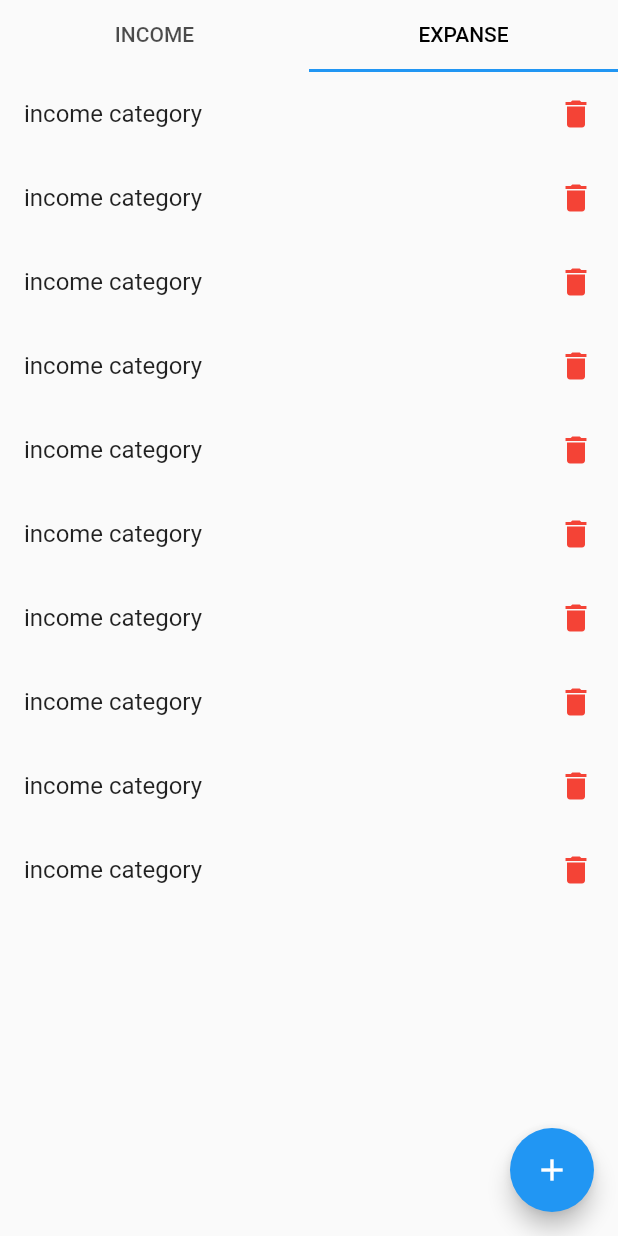
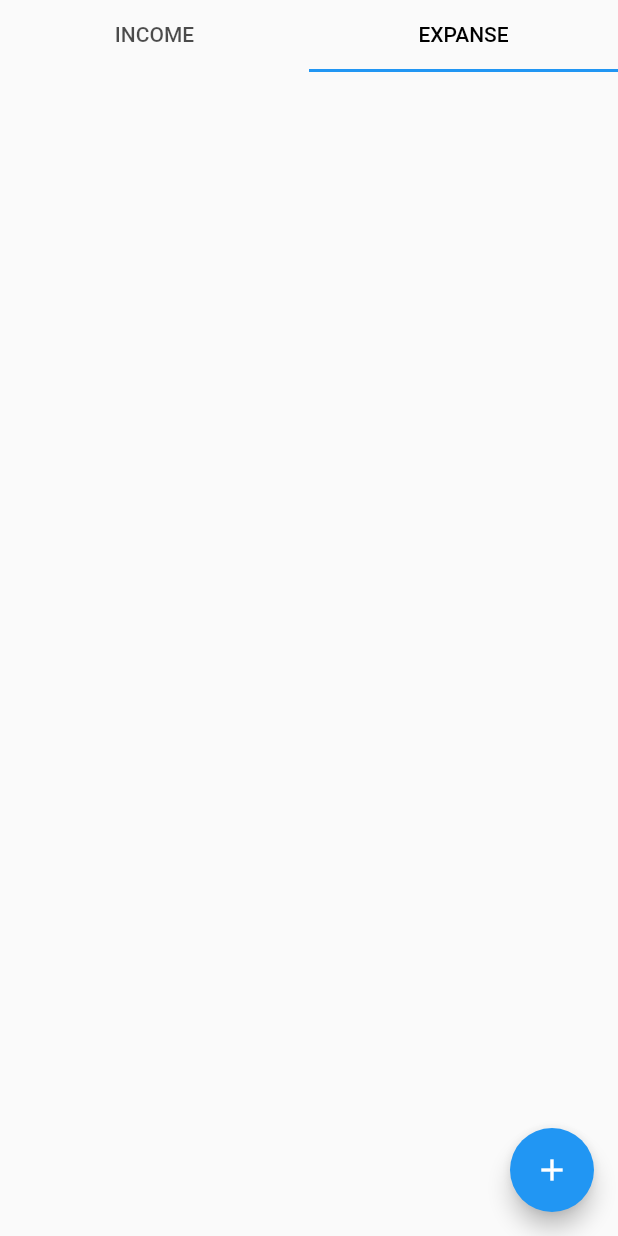
Before and after one commit to anilantony49/money-manager_FundFinder, a Flutter app: the ScreenCatagory screen opened directly, tab 2 chosen, after a tap on the "add" icon, on a phone screen of 412 x 824 dp. Run offline on Flutter 3.47's test engine with Material 2 defaults, Android fonts, the phone set to English and light mode, and no system bars; our stand-ins replace hive_flutter; accounts and stored records are empty.

Commit message:
category-income and expanse add  created

```diff
--- a/lib/db/category_db.dart
+++ b/lib/db/category_db.dart
@@ -1,13 +1,17 @@
+import 'package:flutter/foundation.dart';
 import 'package:flutter/material.dart';
 import 'package:flutter_application_1/models/category_models.dart';
 import 'package:hive_flutter/adapters.dart';
 
+import '../screens/category/category_show_popup.dart';
+
 final _CATEGORY_DB_NAME= 'categoryDB';
 
-ValueNotifier<List<CategoryModels>> CategoryModelsNotifier=ValueNotifier([]);
 
 abstract class CategoryDbfunctions{
 Future< List<CategoryModels>>getCategories();
+
+
 
  Future<void>insertCategory(CategoryModels value);
 
@@ -15,13 +19,25 @@ Future< List<CategoryModels>>getCategories();
 }
 
 class CategoryDb implements CategoryDbfunctions{
+  ValueNotifier<List<CategoryModels>> incomeCatogoryNotifier=ValueNotifier([]);
+ValueNotifier<List<CategoryModels>> expanseCatogoryNotifier=ValueNotifier([]);
+
+   CategoryDb._internal();
+  static final CategoryDb singleton = CategoryDb._internal();
+
+  factory CategoryDb() {
+    return singleton;
+  }
+
+
+
+
   @override
   Future<void> insertCategory(CategoryModels value)async {
  final _categoryDB=  await  Hive.openBox<CategoryModels>(_CATEGORY_DB_NAME);
- CategoryModelsNotifier.value.clear();
- CategoryModelsNotifier.value.addAll(_categoryDB.values);
- CategoryModelsNotifier.notifyListeners();
+
  await _categoryDB.add(value);
+ refreshUI();
 
   }
 
@@ -32,4 +48,22 @@ class CategoryDb implements CategoryDbfunctions{
 
   }
 
+
+  Future<void>refreshUI()async {
+final _allCategories=await getCategories();
+  incomeCatogoryNotifier.value.clear();
+   expanseCatogoryNotifier.value.clear();
+ await Future.forEach(_allCategories, (CategoryModels category){
+  if(category.type==CategoryType.income){
+   incomeCatogoryNotifier.value.add(category);
+
+  }else{
+     expanseCatogoryNotifier.value.add(category);
+
+  }
+ });
+   incomeCatogoryNotifier.notifyListeners();
+   expanseCatogoryNotifier.notifyListeners();
+  }
+
 }
--- a/lib/homescreen.dart
+++ b/lib/homescreen.dart
@@ -34,7 +34,7 @@ class ScreenHome extends StatelessWidget {
                 },
                 items: const [
                   BottomNavigationBarItem(
-                      icon: Icon(Icons.home), label: 'Transacation'),
+                      icon: Icon(Icons.home), label: 'Transaction'),
                   BottomNavigationBarItem(
                       icon: Icon(Icons.category), label: 'Category'),
 
--- a/lib/screens/category/catagory.dart
+++ b/lib/screens/category/catagory.dart
@@ -17,21 +17,18 @@ class ScreenCatagory extends StatefulWidget {
 
 class _ScreenCatagoryState extends State<ScreenCatagory> with SingleTickerProviderStateMixin{
 
- Category?_category=Category.income;
+
  late TabController _tabController;
   ValueNotifier<int> bottomNavigation = ValueNotifier(0);
 
-  // String income='Income';
+
 
 
 
  @override
   void initState() {
     _tabController=TabController(length: 2, vsync: this);
-    CategoryDb().getCategories().then((value){
-      print('Category value');
-      print( value.toString());
-    });
+    CategoryDb().refreshUI();
     super.initState();
   }
 
--- a/lib/screens/category/expanse.dart
+++ b/lib/screens/category/expanse.dart
@@ -1,20 +1,41 @@
 import 'package:flutter/material.dart';
 
+import '../../db/category_db.dart';
+
+
+import '../../models/category_models.dart';
+import 'category_show_popup.dart';
+
 class ExpansePage extends StatelessWidget {
-  const ExpansePage({ Key? key }) : super(key: key);
+  const ExpansePage({Key? key}) : super(key: key);
 
   @override
   Widget build(BuildContext context) {
-    return ListView.separated(
-      itemBuilder: (context,index){
-        return const ListTile(
-          title:Text('income category'),
-        trailing: Icon(Icons.delete,color: Colors.red,),
+    return ValueListenableBuilder(
+      valueListenable:CategoryDb(). expanseCatogoryNotifier,
+      builder:(BuildContext context, List<CategoryModels> newValue, Widget?_){
+
+      return ListView.separated(
+
+      itemBuilder: (context, index) {
+        final title= newValue[index];
+        return Card(
+          child: ListTile(
+            title: Text(title.name),
+            trailing: IconButton(
+                onPressed: () {},
+                icon: const Icon(Icons.delete),
+                ),
+          ),
         );
       },
-      separatorBuilder: (context,index){
+      separatorBuilder: (context, index) {
         return SizedBox();
       },
-      itemCount: 10);
+      itemCount: newValue.length,
+    );
+
+      }
+    );
   }
 }
--- a/lib/screens/category/income.dart
+++ b/lib/screens/category/income.dart
@@ -1,21 +1,37 @@
 import 'package:flutter/material.dart';
+
+import '../../db/category_db.dart';
+import '../../models/category_models.dart';
 
 class IncomePage extends StatelessWidget {
   const IncomePage({ Key? key }) : super(key: key);
 
   @override
-  Widget build(BuildContext context) {
-    return ListView.separated(
-      itemBuilder: (context,index){
-        return const ListTile(
-          title:Text('income category'),
-        trailing: Icon(Icons.delete,color: Colors.red,),
+   Widget build(BuildContext context) {
+    return ValueListenableBuilder(
+      valueListenable:CategoryDb().incomeCatogoryNotifier,
+      builder:(BuildContext context, List<CategoryModels> newValue, Widget?_){
+
+      return ListView.separated(
+      itemBuilder: (context, index) {
+        final title= newValue[index];
+        return Card(
+          child: ListTile(
+            title: Text(title.name),
+            trailing: IconButton(
+                onPressed: () {},
+                icon: const Icon(Icons.delete),
+                ),
+          ),
         );
       },
-      separatorBuilder: (context,index){
+      separatorBuilder: (context, index) {
         return SizedBox();
       },
-      itemCount: 10
+      itemCount: newValue.length,
+    );
+
+      }
     );
   }
 }
```
Also changed, not shown: lib/screens/category/category_show_popup.dart (+18 -2 lines).
